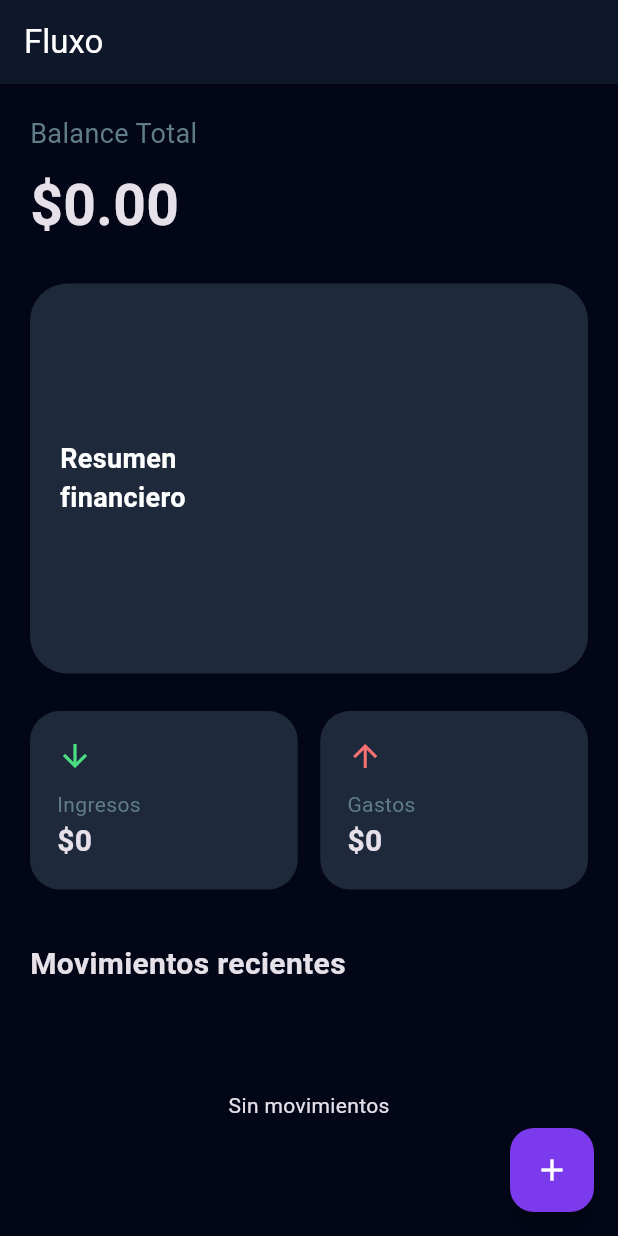
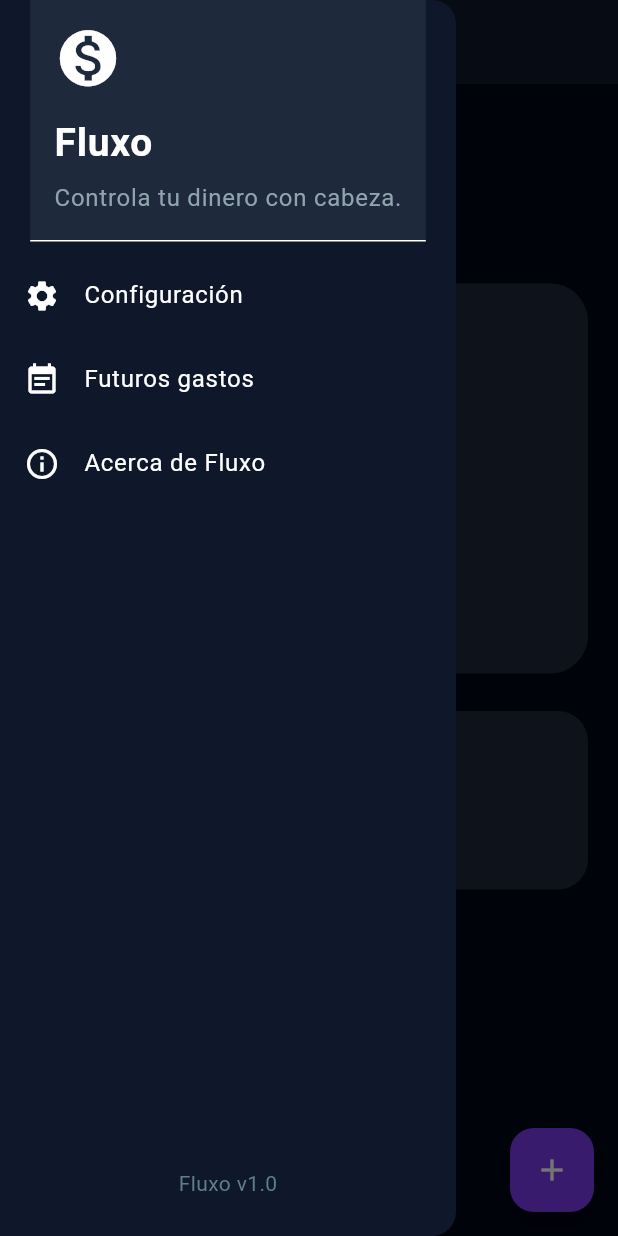
Before and after one commit to K1lluaZk/Fluxo, a Flutter app: the screen it shows after launch, with the side drawer open (before the commit the screen has no drawer), on a phone screen of 412 x 824 dp. Run offline on Flutter 3.47's test engine with Material 3 defaults, Android fonts, the phone set to English and light mode, and no system bars; drawn by our look-alikes of fl_chart; our stand-ins replace hive_flutter; accounts and stored records are empty.

Commit message:
Finishing adding drawer and parts of about, future expenses notes and configuration

```diff
--- a/flujo_app/lib/features/home/screens/home_screen.dart
+++ b/flujo_app/lib/features/home/screens/home_screen.dart
@@ -8,6 +8,7 @@ import '../sheets/add_movimiento_sheet.dart';
 import '../sheets/detalle_movimiento_sheet.dart';
 import '../providers/movimiento_provider.dart';
 import '../widgets/charts/balance_chart.dart';
+import '../widgets/app_drawer.dart';
 
 // --- VISTA (HOME SCREEN) ---
 class HomeScreen extends StatelessWidget {
@@ -20,6 +21,7 @@ class HomeScreen extends StatelessWidget {
     final movimientos = movimientoProvider.movimientos;
 
     return Scaffold(
+      drawer: const AppDrawer(),
       appBar: AppBar(
         title: const Text("Fluxo"),
       ),
--- a/flujo_app/lib/features/home/widgets/app_drawer.dart
+++ b/flujo_app/lib/features/home/widgets/app_drawer.dart
@@ -0,0 +1,117 @@
+import 'package:flutter/material.dart';
+import '../../settings/screens/settings_screen.dart';
+import '../../notes/screens/notes_screen.dart';
+import '../../about/screens/about_screen.dart';
+
+class AppDrawer extends StatelessWidget {
+  const AppDrawer({super.key});
+
+  @override
+  Widget build(BuildContext context) {
+    return Drawer(
+      backgroundColor: const Color(0xFF0F172A),
+      child: Column(
+        children: [
+          DrawerHeader(
+            decoration: const BoxDecoration(
+              color: Color(0xFF1E293B),
+            ),
+            child: Column(
+              crossAxisAlignment: CrossAxisAlignment.start,
+              children: [
+                const Icon(
+                  Icons.monetization_on,
+                  color: Colors.white,
+                  size: 45,
+                ),
+
+                const SizedBox(height: 15),
+
+                const Text(
+                  "Fluxo",
+                  style: TextStyle(
+                    color: Colors.white,
+                    fontSize: 26,
+                    fontWeight: FontWeight.bold,
+                  ),
+                ),
+
+                const SizedBox(height: 5),
+
+                Text(
+                  "Controla tu dinero con cabeza.",
+                  style: TextStyle(
+                    color: Colors.blueGrey.shade300,
+                  ),
+                ),
+              ],
+            ),
+          ),
+
+          _drawerItem(
+            context,
+            icon: Icons.settings,
+            title: "Configuración",
+            screen: const SettingsScreen(),
+          ),
+
+          _drawerItem(
+            context,
+            icon: Icons.event_note,
+            title: "Futuros gastos",
+            screen: const NotesScreen(),
+          ),
+
+          _drawerItem(
+            context,
+            icon: Icons.info_outline,
+            title: "Acerca de Fluxo",
+            screen: const AboutScreen(),
+          ),
+
+          const Spacer(),
+
+          Padding(
+            padding: const EdgeInsets.only(bottom: 25),
+            child: Text(
+              "Fluxo v1.0",
+              style: TextStyle(
+                color: Colors.blueGrey.shade500,
+              ),
+            ),
+          ),
+        ],
+      ),
+    );
+  }
+
+  Widget _drawerItem(
+    BuildContext context, {
+    required IconData icon,
+    required String title,
+    required Widget screen,
+  }) {
+    return ListTile(
+      leading: Icon(
+        icon,
+        color: Colors.white,
+      ),
+      title: Text(
+        title,
+        style: const TextStyle(
+          color: Colors.white,
+        ),
+      ),
+      onTap: () {
+        Navigator.pop(context);
+
+        Navigator.push(
+          context,
+          MaterialPageRoute(
+            builder: (_) => screen,
+          ),
+        );
+      },
+    );
+  }
+}
```
Also changed, not shown: flujo_app/lib/features/about/screens/about_screen.dart (+55 -0 lines), flujo_app/lib/features/notes/screens/notes_screen.dart (+20 -0 lines), flujo_app/lib/features/settings/screens/settings_screen.dart (+20 -0 lines).
